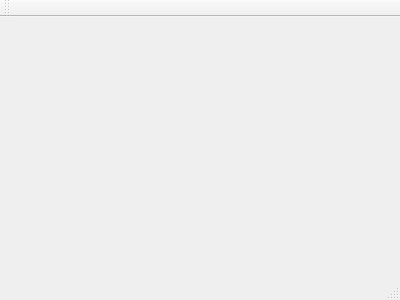
First picture: the form in cihmi2c.ui, repository florian-pichery/SmartCity2021, before the edit.
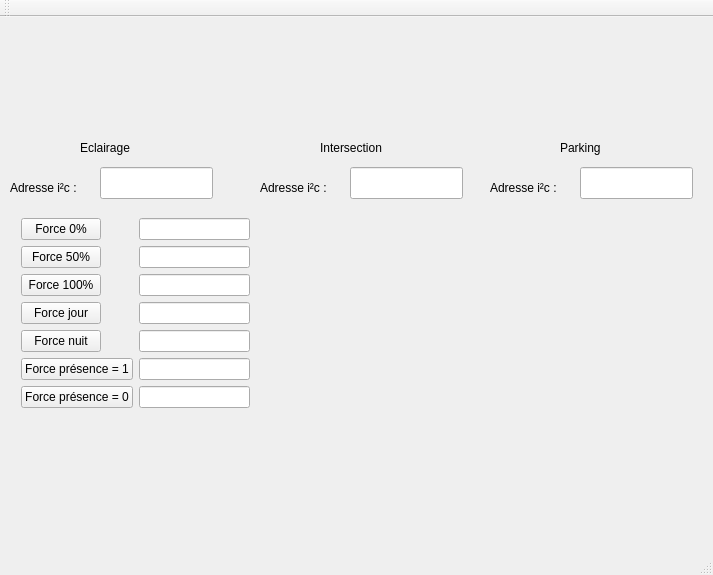
Second picture: the form after the edit.

Diff of the .ui file:
```diff
--- a/cihmi2c.ui
+++ b/cihmi2c.ui
@@ -1,24 +1,248 @@
 <ui version="4.0">
  <class>CIhmI2c</class>
- <widget class="QMainWindow" name="CIhmI2c" >
-  <property name="geometry" >
+ <widget class="QMainWindow" name="CIhmI2c">
+  <property name="geometry">
    <rect>
     <x>0</x>
     <y>0</y>
-    <width>400</width>
-    <height>300</height>
+    <width>713</width>
+    <height>575</height>
    </rect>
   </property>
-  <property name="windowTitle" >
+  <property name="minimumSize">
+   <size>
+    <width>713</width>
+    <height>575</height>
+   </size>
+  </property>
+  <property name="windowTitle">
    <string>CIhmI2c</string>
   </property>
-  <widget class="QMenuBar" name="menuBar" />
-  <widget class="QToolBar" name="mainToolBar" />
-  <widget class="QWidget" name="centralWidget" />
-  <widget class="QStatusBar" name="statusBar" />
+  <widget class="QWidget" name="centralWidget">
+   <widget class="QLabel" name="label">
+    <property name="geometry">
+     <rect>
+      <x>80</x>
+      <y>120</y>
+      <width>71</width>
+      <height>21</height>
+     </rect>
+    </property>
+    <property name="text">
+     <string>Eclairage</string>
+    </property>
+   </widget>
+   <widget class="QWidget" name="formLayoutWidget">
+    <property name="geometry">
+     <rect>
+      <x>10</x>
+      <y>190</y>
+      <width>251</width>
+      <height>262</height>
+     </rect>
+    </property>
+    <layout class="QFormLayout" name="formLayout">
+     <item row="0" column="0">
+      <widget class="QPushButton" name="pb0">
+       <property name="text">
+        <string>Force 0%</string>
+       </property>
+      </widget>
+     </item>
+     <item row="0" column="1">
+      <widget class="QLineEdit" name="le0"/>
+     </item>
+     <item row="1" column="0">
+      <widget class="QPushButton" name="pb50">
+       <property name="text">
+        <string>Force 50%</string>
+       </property>
+      </widget>
+     </item>
+     <item row="1" column="1">
+      <widget class="QLineEdit" name="le50"/>
+     </item>
+     <item row="2" column="0">
+      <widget class="QPushButton" name="pb100">
+       <property name="text">
+        <string>Force 100%</string>
+       </property>
+      </widget>
+     </item>
+     <item row="2" column="1">
+      <widget class="QLineEdit" name="le100"/>
+     </item>
+     <item row="3" column="0">
+      <widget class="QPushButton" name="pbJour">
+       <property name="text">
+        <string>Force jour</string>
+       </property>
+      </widget>
+     </item>
+     <item row="5" column="0">
+      <widget class="QPushButton" name="pbPr1">
+       <property name="text">
+        <string>Force présence = 1</string>
+       </property>
+      </widget>
+     </item>
+     <item row="6" column="0">
+      <widget class="QPushButton" name="pbPr0">
+       <property name="text">
+        <string>Force présence = 0</string>
+       </property>
+      </widget>
+     </item>
+     <item row="4" column="0">
+      <widget class="QPushButton" name="pbNuit">
+       <property name="text">
+        <string>Force nuit</string>
+       </property>
+      </widget>
+     </item>
+     <item row="4" column="1">
+      <widget class="QLineEdit" name="leNuit"/>
+     </item>
+     <item row="3" column="1">
+      <widget class="QLineEdit" name="leJour"/>
+     </item>
+     <item row="5" column="1">
+      <widget class="QLineEdit" name="lePr1"/>
+     </item>
+     <item row="6" column="1">
+      <widget class="QLineEdit" name="lePr0"/>
+     </item>
+    </layout>
+   </widget>
+   <widget class="QWidget" name="formLayoutWidget_2">
+    <property name="geometry">
+     <rect>
+      <x>260</x>
+      <y>190</y>
+      <width>221</width>
+      <height>261</height>
+     </rect>
+    </property>
+    <layout class="QFormLayout" name="formLayout_2"/>
+   </widget>
+   <widget class="QWidget" name="formLayoutWidget_3">
+    <property name="geometry">
+     <rect>
+      <x>480</x>
+      <y>190</y>
+      <width>221</width>
+      <height>261</height>
+     </rect>
+    </property>
+    <layout class="QFormLayout" name="formLayout_3"/>
+   </widget>
+   <widget class="QLabel" name="label_2">
+    <property name="geometry">
+     <rect>
+      <x>320</x>
+      <y>120</y>
+      <width>91</width>
+      <height>21</height>
+     </rect>
+    </property>
+    <property name="text">
+     <string>Intersection</string>
+    </property>
+   </widget>
+   <widget class="QLineEdit" name="lineEdit">
+    <property name="geometry">
+     <rect>
+      <x>100</x>
+      <y>150</y>
+      <width>113</width>
+      <height>32</height>
+     </rect>
+    </property>
+   </widget>
+   <widget class="QLabel" name="label_3">
+    <property name="geometry">
+     <rect>
+      <x>10</x>
+      <y>160</y>
+      <width>91</width>
+      <height>21</height>
+     </rect>
+    </property>
+    <property name="text">
+     <string>Adresse i²c :</string>
+    </property>
+   </widget>
+   <widget class="QLabel" name="label_4">
+    <property name="geometry">
+     <rect>
+      <x>260</x>
+      <y>160</y>
+      <width>91</width>
+      <height>21</height>
+     </rect>
+    </property>
+    <property name="text">
+     <string>Adresse i²c :</string>
+    </property>
+   </widget>
+   <widget class="QLineEdit" name="lineEdit_2">
+    <property name="geometry">
+     <rect>
+      <x>350</x>
+      <y>150</y>
+      <width>113</width>
+      <height>32</height>
+     </rect>
+    </property>
+   </widget>
+   <widget class="QLineEdit" name="lineEdit_3">
+    <property name="geometry">
+     <rect>
+      <x>580</x>
+      <y>150</y>
+      <width>113</width>
+      <height>32</height>
+     </rect>
+    </property>
+   </widget>
+   <widget class="QLabel" name="label_5">
+    <property name="geometry">
+     <rect>
+      <x>490</x>
+      <y>160</y>
+      <width>91</width>
+      <height>21</height>
+     </rect>
+    </property>
+    <property name="text">
+     <string>Adresse i²c :</string>
+    </property>
+   </widget>
+   <widget class="QLabel" name="label_6">
+    <property name="geometry">
+     <rect>
+      <x>560</x>
+      <y>120</y>
+      <width>61</width>
+      <height>21</height>
+     </rect>
+    </property>
+    <property name="text">
+     <string>Parking</string>
+    </property>
+   </widget>
+  </widget>
+  <widget class="QToolBar" name="mainToolBar">
+   <attribute name="toolBarArea">
+    <enum>TopToolBarArea</enum>
+   </attribute>
+   <attribute name="toolBarBreak">
+    <bool>false</bool>
+   </attribute>
+  </widget>
+  <widget class="QStatusBar" name="statusBar"/>
  </widget>
- <layoutDefault spacing="6" margin="11" />
- <pixmapfunction></pixmapfunction>
+ <layoutdefault spacing="6" margin="11"/>
  <resources/>
  <connections/>
 </ui>
```
Left out of the diff: 1 changed line with no effect on the pictures.
